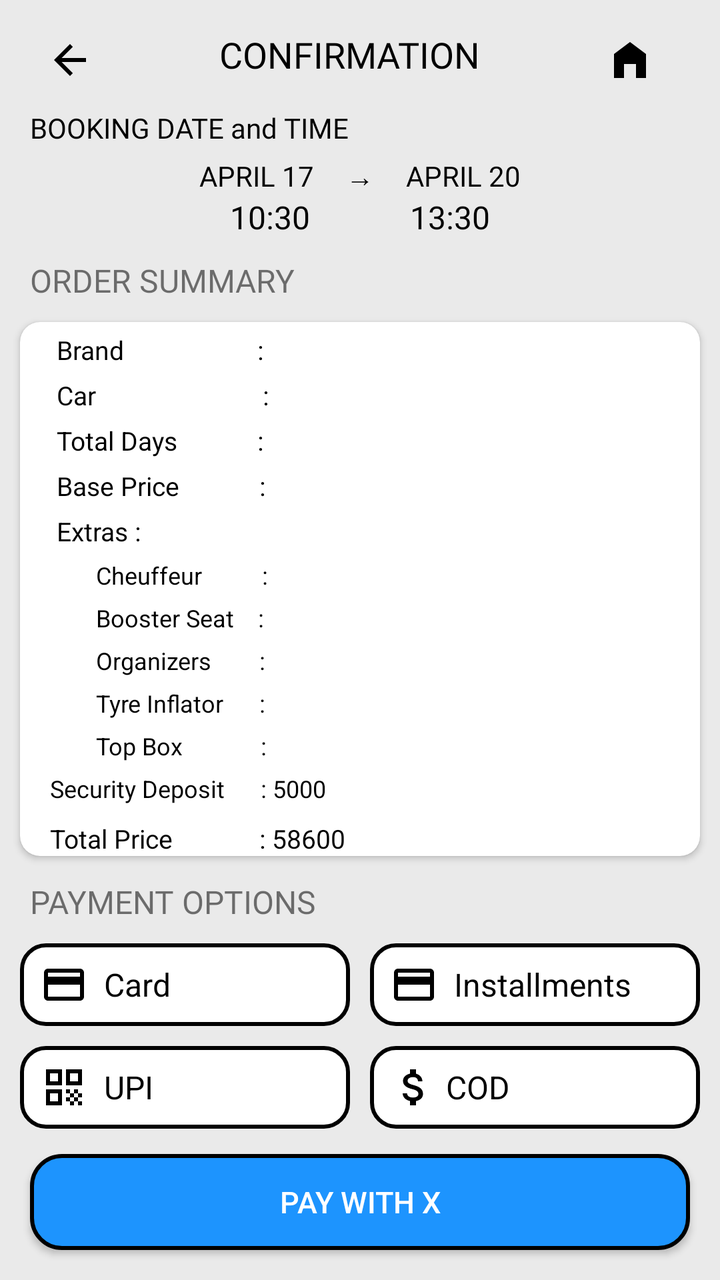
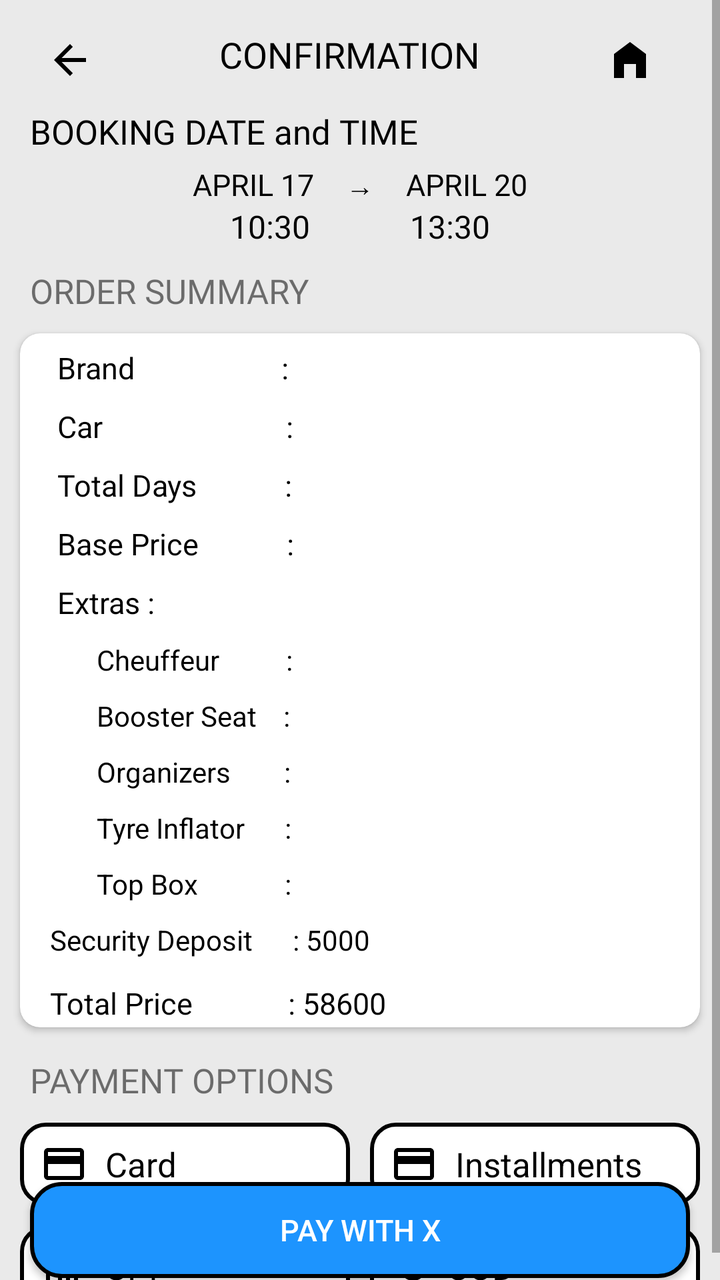

Before-and-after screenshots of an Android layout around one commit, followed by the original layout XML and the change that was made.
<!-- AndroidManifest.xml: application theme Theme.AppCompat.Light.NoActionBar -->
<!-- res/layout/activity_confirmation_page.xml -->
<?xml version="1.0" encoding="utf-8"?>
<ScrollView xmlns:android="http://schemas.android.com/apk/res/android"
    xmlns:app="http://schemas.android.com/apk/res-auto"
    xmlns:tools="http://schemas.android.com/tools"
    android:id="@+id/main"
    android:layout_width="match_parent"
    android:layout_height="match_parent"
    android:fillViewport="true"
    tools:context=".Confirmation_page"
    android:background="@color/grey">

    <androidx.constraintlayout.widget.ConstraintLayout
        android:id="@+id/constraint_main"
        android:layout_width="match_parent"
        android:layout_height="match_parent">

        <androidx.constraintlayout.widget.Guideline
            android:id="@+id/vertical_guideline_middle"
            android:layout_width="wrap_content"
            android:layout_height="wrap_content"
            android:orientation="vertical"
            app:layout_constraintGuide_percent="0.5"
            />

        <ImageButton
            android:id="@+id/imageButton2"
            android:layout_width="50dp"
            android:layout_height="30dp"
            android:layout_marginStart="10dp"
            android:layout_marginTop="15dp"
            android:background="@color/grey"
            android:src="@drawable/baseline_arrow_back_24"
            app:layout_constraintStart_toStartOf="parent"
            app:layout_constraintTop_toTopOf="parent" />

        <TextView
            android:id="@+id/confirmation_header"
            android:layout_width="wrap_content"
            android:layout_height="wrap_content"
            android:layout_marginTop="15dp"
            android:fontFamily="@font/poppinsextrabold"
            android:text="CONFIRMATION"
            android:textColor="#000000"
            android:textSize="18sp"
            app:layout_constraintEnd_toStartOf="@+id/homeButton"
            app:layout_constraintStart_toEndOf="@+id/imageButton2"
            app:layout_constraintTop_toTopOf="parent" />

        <ImageButton
            android:id="@+id/homeButton"
            android:layout_width="50dp"
            android:layout_height="30dp"
            android:layout_marginTop="15dp"
            android:layout_marginEnd="20dp"
            android:background="@color/grey"
            android:src="@drawable/baseline_home_filled_24"
            app:layout_constraintEnd_toEndOf="parent"
            app:layout_constraintTop_toTopOf="parent" />

        <TextView
            android:id="@+id/dateAndTimeHeader"
            android:layout_width="wrap_content"
            android:layout_height="wrap_content"
            android:layout_marginTop="15dp"
            android:layout_marginStart="15dp"
            android:text="BOOKING DATE and TIME"
            android:textColor="@color/black"
            android:textSize="14sp"
            android:fontFamily="@font/poppinsregular"
            app:layout_constraintStart_toStartOf="parent"
            app:layout_constraintTop_toBottomOf="@id/confirmation_header" />

        <LinearLayout
            android:id="@+id/bookingDate"
            android:layout_width="match_parent"
            android:layout_height="wrap_content"
            android:layout_marginTop="5dp"
            android:gravity="center_horizontal"
            android:orientation="horizontal"
            app:layout_constraintEnd_toEndOf="parent"
            app:layout_constraintStart_toStartOf="parent"
            app:layout_constraintTop_toBottomOf="@id/dateAndTimeHeader">

            <TextView
                android:id="@+id/pickingdate"
                android:layout_width="wrap_content"
                android:layout_height="wrap_content"
                android:text="APRIL 17"
                android:textColor="#000000"
                android:textSize="14sp"
                android:fontFamily="@font/poppinsregular"/>

            <TextView
                android:layout_width="wrap_content"
                android:layout_height="wrap_content"
                android:layout_marginHorizontal="16dp"
                android:gravity="center"
                android:text="→"
                android:textColor="#000000"
                android:textSize="14sp" />

            <TextView
                android:id="@+id/returningdate"
                android:layout_width="wrap_content"
                android:layout_height="wrap_content"
                android:text="APRIL 20"
                android:textColor="#000000"
                android:textSize="14sp"
                android:fontFamily="@font/poppinsregular"/>
        </LinearLayout>

        <LinearLayout
            android:id="@+id/bookingTime"
            android:layout_width="match_parent"
            android:layout_height="wrap_content"
            android:gravity="center_horizontal"
            android:orientation="horizontal"
            app:layout_constraintEnd_toEndOf="parent"
            app:layout_constraintStart_toStartOf="parent"
            app:layout_constraintTop_toBottomOf="@id/bookingDate">

            <TextView
                android:layout_width="wrap_content"
                android:layout_height="wrap_content"
                android:layout_marginEnd="10dp"
                android:text="10:30"
                android:textColor="#000000"
                android:textSize="16sp"
                android:fontFamily="@font/poppinsregular"/>

            <TextView
                android:layout_width="wrap_content"
                android:layout_height="wrap_content"
                android:layout_marginStart="40dp"
                android:text="13:30"
                android:textColor="#000000"
                android:textSize="16sp"
                android:fontFamily="@font/poppinsregular"/>
        </LinearLayout>

        <TextView
            android:id="@+id/orderSummary"
            android:layout_width="wrap_content"
            android:layout_height="wrap_content"
            android:layout_marginTop="10dp"
            android:layout_marginStart="15dp"
            android:text="ORDER SUMMARY"
            android:textSize="16sp"
            android:fontFamily="@font/poppinsbold"
            app:layout_constraintStart_toStartOf="parent"
            app:layout_constraintTop_toBottomOf="@+id/bookingTime" />

        <androidx.cardview.widget.CardView
            android:id="@+id/orderSummaryCard"
            android:layout_width="match_parent"
            android:layout_height="wrap_content"
            android:layout_marginTop="10dp"
            android:layout_marginHorizontal="10dp"
            app:cardCornerRadius="10dp"
            app:layout_constraintEnd_toEndOf="parent"
            app:layout_constraintStart_toStartOf="parent"
            app:layout_constraintTop_toBottomOf="@id/orderSummary">

            <androidx.constraintlayout.widget.ConstraintLayout
                android:id="@+id/orderSummaryLayout"
                android:layout_width="match_parent"
                android:layout_height="wrap_content"
                android:layout_marginHorizontal="5dp">

                <TextView
                    android:id="@+id/brand_Name"
                    android:layout_width="match_parent"
                    android:layout_height="wrap_content"
                    android:layout_marginTop="5dp"
                    android:paddingStart="10dp"
                    android:paddingVertical="0dp"
                    android:text=" Brand                    : "
                    android:textSize="13sp"
                    android:textColor="@color/black"
                    app:layout_constraintEnd_toEndOf="parent"
                    app:layout_constraintStart_toStartOf="parent"
                    app:layout_constraintTop_toTopOf="@id/orderSummaryLayout" />

                <TextView
                    android:id="@+id/car_Name"
                    android:layout_width="match_parent"
                    android:layout_height="wrap_content"
                    android:layout_marginTop="5dp"
                    android:paddingStart="10dp"
                    android:paddingVertical="0dp"
                    android:text=" Car                         : "
                    android:textSize="13sp"
                    android:textColor="@color/black"
                    app:layout_constraintEnd_toEndOf="parent"
                    app:layout_constraintStart_toStartOf="parent"
                    app:layout_constraintTop_toBottomOf="@id/brand_Name" />

                <TextView
                    android:id="@+id/total_Days"
                    android:layout_width="match_parent"
                    android:layout_height="wrap_content"
                    android:layout_marginTop="5dp"
                    android:paddingStart="10dp"
                    android:paddingVertical="0dp"
                    android:text=" Total Days            : "
                    android:textSize="13sp"
                    android:textColor="@color/black"
                    app:layout_constraintEnd_toEndOf="parent"
                    app:layout_constraintStart_toStartOf="parent"
                    app:layout_constraintTop_toBottomOf="@id/car_Name" />

                <TextView
                    android:id="@+id/base_Price"
                    android:layout_width="match_parent"
                    android:layout_height="wrap_content"
                    android:layout_marginTop="5dp"
                    android:paddingStart="10dp"
                    android:paddingVertical="0dp"
                    android:text=" Base Price            : "
                    android:textSize="13sp"
                    android:textColor="@color/black"
                    app:layout_constraintEnd_toEndOf="parent"
                    app:layout_constraintStart_toStartOf="parent"
                    app:layout_constraintTop_toBottomOf="@id/total_Days" />

                <TextView
                    android:id="@+id/extras_text"
                    android:layout_width="match_parent"
                    android:layout_height="wrap_content"
                    android:layout_marginTop="5dp"
                    android:paddingStart="10dp"
                    android:paddingVertical="0dp"
                    android:text=" Extras : "
                    android:textSize="13sp"
                    android:textColor="@color/black"
                    app:layout_constraintEnd_toEndOf="parent"
                    app:layout_constraintStart_toStartOf="parent"
                    app:layout_constraintTop_toBottomOf="@id/base_Price" />

                <TextView
                    android:id="@+id/chauffeur"
                    android:layout_width="match_parent"
                    android:layout_height="wrap_content"
                    android:layout_marginTop="5dp"
                    android:paddingStart="30dp"
                    android:paddingVertical="0dp"
                    android:text=" Cheuffeur          : "
                    android:textSize="12sp"
                    android:textColor="@color/black"
                    app:layout_constraintEnd_toEndOf="parent"
                    app:layout_constraintStart_toStartOf="parent"
                    app:layout_constraintTop_toBottomOf="@id/extras_text" />

                <TextView
                    android:id="@+id/boosterSeat"
                    android:layout_width="match_parent"
                    android:layout_height="wrap_content"
                    android:layout_marginTop="5dp"
                    android:paddingStart="30dp"
                    android:paddingVertical="0dp"
                    android:text=" Booster Seat    : "
                    android:textSize="12sp"
                    android:textColor="@color/black"
                    app:layout_constraintEnd_toEndOf="parent"
                    app:layout_constraintStart_toStartOf="parent"
                    app:layout_constraintTop_toBottomOf="@id/chauffeur" />

                <TextView
                    android:id="@+id/luggageRack"
                    android:layout_width="match_parent"
                    android:layout_height="wrap_content"
                    android:layout_marginTop="5dp"
                    android:paddingStart="30dp"
                    android:paddingVertical="0dp"
                    android:text=" Organizers        : "
                    android:textSize="12sp"
                    android:textColor="@color/black"
                    app:layout_constraintEnd_toEndOf="parent"
                    app:layout_constraintStart_toStartOf="parent"
                    app:layout_constraintTop_toBottomOf="@id/boosterSeat" />

                <TextView
                    android:id="@+id/tyreInflator"
                    android:layout_width="match_parent"
                    android:layout_height="wrap_content"
                    android:layout_marginTop="5dp"
                    android:paddingStart="30dp"
                    android:paddingVertical="0dp"
                    android:text=" Tyre Inflator      : "
                    android:textSize="12sp"
                    android:textColor="@color/black"
                    app:layout_constraintEnd_toEndOf="parent"
                    app:layout_constraintStart_toStartOf="parent"
                    app:layout_constraintTop_toBottomOf="@id/luggageRack" />

                <TextView
                    android:id="@+id/topBox"
                    android:layout_width="match_parent"
                    android:layout_height="wrap_content"
                    android:layout_marginTop="5dp"
                    android:paddingStart="30dp"
                    android:paddingVertical="0dp"
                    android:text=" Top Box             : "
                    android:textSize="12sp"
                    android:textColor="@color/black"
                    app:layout_constraintEnd_toEndOf="parent"
                    app:layout_constraintStart_toStartOf="parent"
                    app:layout_constraintTop_toBottomOf="@id/tyreInflator" />

                <TextView
                    android:id="@+id/securityDeposit"
                    android:layout_width="match_parent"
                    android:layout_height="wrap_content"
                    android:layout_marginTop="5dp"
                    android:paddingStart="10dp"
                    android:paddingVertical="0dp"
                    android:text="Security Deposit      : 5000"
                    android:textSize="12sp"
                    android:textColor="@color/black"
                    app:layout_constraintEnd_toEndOf="parent"
                    app:layout_constraintStart_toStartOf="parent"
                    app:layout_constraintTop_toBottomOf="@id/topBox" />

                <TextView
                    android:id="@+id/total_Price"
                    android:layout_width="match_parent"
                    android:layout_height="wrap_content"
                    android:layout_marginTop="8dp"
                    android:paddingStart="10dp"
                    android:paddingVertical="0dp"
                    android:text="Total Price             : 58600"
                    android:textSize="13sp"
                    android:textColor="@color/black"
                    app:layout_constraintEnd_toEndOf="parent"
                    app:layout_constraintStart_toStartOf="parent"
                    app:layout_constraintTop_toBottomOf="@id/securityDeposit" />

            </androidx.constraintlayout.widget.ConstraintLayout>

        </androidx.cardview.widget.CardView>

        <TextView
            android:id="@+id/paymentHeaders"
            android:layout_width="wrap_content"
            android:layout_height="wrap_content"
            android:layout_marginTop="12dp"
            android:layout_marginStart="15dp"
            android:text="PAYMENT OPTIONS"
            android:fontFamily="@font/poppinsbold"
            android:textSize="16sp"
            app:layout_constraintStart_toStartOf="parent"
            app:layout_constraintTop_toBottomOf="@+id/orderSummaryCard" />

        <TextView
            android:id="@+id/Card"
            android:layout_width="0dp"
            android:layout_height="0dp"
            android:layout_marginTop="10dp"
            android:layout_marginStart="10dp"
            android:layout_marginEnd="5dp"
            android:paddingStart="10dp"
            android:drawableStart="@drawable/baseline_credit_card_24"
            android:text="  Card"
            android:textColor="#000000"
            android:textSize="16sp"
            android:background="@drawable/radio_button_default"
            android:gravity="center_vertical"
            app:layout_constraintDimensionRatio="4:1"
            app:layout_constraintEnd_toStartOf="@id/vertical_guideline_middle"
            app:layout_constraintStart_toStartOf="parent"
            app:layout_constraintTop_toBottomOf="@id/paymentHeaders" />

        <TextView
            android:id="@+id/installments"
            android:layout_width="0dp"
            android:layout_height="0dp"
            android:layout_marginTop="10dp"
            android:layout_marginStart="5dp"
            android:layout_marginEnd="10dp"
            android:paddingStart="10dp"
            android:drawableStart="@drawable/baseline_credit_card_24"
            android:text="  Installments"
            android:textColor="#000000"
            android:textSize="16sp"
            android:background="@drawable/radio_button_default"
            android:gravity="center_vertical"
            app:layout_constraintDimensionRatio="4:1"
            app:layout_constraintEnd_toEndOf="parent"
            app:layout_constraintStart_toEndOf="@id/vertical_guideline_middle"
            app:layout_constraintTop_toBottomOf="@id/paymentHeaders" />

        <TextView
            android:id="@+id/upi"
            android:layout_width="0dp"
            android:layout_height="0dp"
            android:layout_marginTop="10dp"
            android:layout_marginStart="10dp"
            android:layout_marginEnd="5dp"
            android:paddingStart="10dp"
            android:drawableStart="@drawable/baseline_qr_code_24"
            android:text="  UPI"
            android:textColor="#000000"
            android:textSize="16sp"
            android:background="@drawable/radio_button_default"
            android:gravity="center_vertical"
            app:layout_constraintDimensionRatio="4:1"
            app:layout_constraintEnd_toStartOf="@id/vertical_guideline_middle"
            app:layout_constraintStart_toStartOf="parent"
            app:layout_constraintTop_toBottomOf="@id/Card" />

        <TextView
            android:id="@+id/cod"
            android:layout_width="0dp"
            android:layout_height="0dp"
            android:layout_marginTop="10dp"
            android:layout_marginStart="5dp"
            android:layout_marginEnd="10dp"
            android:paddingStart="10dp"
            android:drawableStart="@drawable/baseline_attach_money_24"
            android:text=" COD"
            android:textColor="#000000"
            android:textSize="16sp"
            android:background="@drawable/radio_button_default"
            android:gravity="center_vertical"
            app:layout_constraintDimensionRatio="4:1"
            app:layout_constraintEnd_toEndOf="parent"
            app:layout_constraintStart_toEndOf="@id/vertical_guideline_middle"
            app:layout_constraintTop_toBottomOf="@id/installments" />

        <Button
            android:id="@+id/paymentButton"
            android:layout_width="match_parent"
            android:layout_height="wrap_content"
            android:layout_marginHorizontal="15dp"
            android:layout_marginBottom="15dp"
            android:text="Pay with X"
            android:textColor="@color/white"
            android:textSize="15sp"
            android:background="@drawable/brands_btn_bg"
            app:layout_constraintBottom_toBottomOf="@id/constraint_main"
            app:layout_constraintEnd_toEndOf="@id/constraint_main"
            app:layout_constraintStart_toStartOf="@id/constraint_main" />

    </androidx.constraintlayout.widget.ConstraintLayout>
</ScrollView>
<!-- resources referenced by this layout -->
<resources>
  <color name="black">#FF000000</color>
  <color name="grey">#EAEAEA</color>
  <color name="white">#FFFFFFFF</color>
  <!-- drawable baseline_arrow_back_24 (drawable) -->
  <vector xmlns:android="http://schemas.android.com/apk/res/android" android:autoMirrored="true" android:height="24dp" android:tint="#000000" android:viewportHeight="24" android:viewportWidth="24" android:width="24dp">
        
      <path android:fillColor="@android:color/white" android:pathData="M20,11H7.83l5.59,-5.59L12,4l-8,8 8,8 1.41,-1.41L7.83,13H20v-2z"/>
      
  </vector>
  <!-- drawable baseline_attach_money_24 (drawable) -->
  <vector xmlns:android="http://schemas.android.com/apk/res/android" android:height="24dp" android:tint="#000000" android:viewportHeight="24" android:viewportWidth="24" android:width="24dp">
        
      <path android:fillColor="@android:color/white" android:pathData="M11.8,10.9c-2.27,-0.59 -3,-1.2 -3,-2.15 0,-1.09 1.01,-1.85 2.7,-1.85 1.78,0 2.44,0.85 2.5,2.1h2.21c-0.07,-1.72 -1.12,-3.3 -3.21,-3.81V3h-3v2.16c-1.94,0.42 -3.5,1.68 -3.5,3.61 0,2.31 1.91,3.46 4.7,4.13 2.5,0.6 3,1.48 3,2.41 0,0.69 -0.49,1.79 -2.7,1.79 -2.06,0 -2.87,-0.92 -2.98,-2.1h-2.2c0.12,2.19 1.76,3.42 3.68,3.83V21h3v-2.15c1.95,-0.37 3.5,-1.5 3.5,-3.55 0,-2.84 -2.43,-3.81 -4.7,-4.4z"/>
      
  </vector>
  <!-- drawable baseline_credit_card_24 (drawable) -->
  <vector xmlns:android="http://schemas.android.com/apk/res/android" android:height="24dp" android:tint="#000000" android:viewportHeight="24" android:viewportWidth="24" android:width="24dp">
        
      <path android:fillColor="@android:color/white" android:pathData="M20,4L4,4c-1.11,0 -1.99,0.89 -1.99,2L2,18c0,1.11 0.89,2 2,2h16c1.11,0 2,-0.89 2,-2L22,6c0,-1.11 -0.89,-2 -2,-2zM20,18L4,18v-6h16v6zM20,8L4,8L4,6h16v2z"/>
      
  </vector>
  <!-- drawable baseline_home_filled_24 (drawable) -->
  <vector xmlns:android="http://schemas.android.com/apk/res/android" android:height="24dp" android:tint="#000000" android:viewportHeight="24" android:viewportWidth="24" android:width="24dp">
        
      <path android:fillColor="@android:color/white" android:pathData="M12,3L4,9v12h5v-7h6v7h5V9z"/>
      
  </vector>
  <!-- drawable brands_btn_bg (drawable) -->
  <?xml version="1.0" encoding="utf-8"?>
  <shape xmlns:android="http://schemas.android.com/apk/res/android">
      <solid android:color="@color/blue" />
      <stroke
          android:width="2dp"
          android:color="@color/black" />
      <corners android:radius="15dp" />
  
  </shape>
  <!-- drawable radio_button_default (drawable) -->
  <?xml version="1.0" encoding="utf-8"?>
  <shape xmlns:android="http://schemas.android.com/apk/res/android">
      <solid android:color="@color/white"/>
      <stroke
          android:width="2dp"
          android:color="@android:color/black" /> 
      <corners android:radius="12dp" /> 
  
  </shape>
  <color name="blue">#1D94FE</color>
  <!-- unchanged entries left out for length: 1 -->
</resources>

<!-- the commit's change to res/layout/activity_confirmation_page.xml (unified diff, before → after) -->
@@ -65,7 +65,7 @@
             android:layout_marginStart="15dp"
             android:text="BOOKING DATE and TIME"
             android:textColor="@color/black"
-            android:textSize="14sp"
+            android:textSize="17sp"
             android:fontFamily="@font/poppinsregular"
             app:layout_constraintStart_toStartOf="parent"
             app:layout_constraintTop_toBottomOf="@id/confirmation_header" />
@@ -87,7 +87,7 @@
                 android:layout_height="wrap_content"
                 android:text="APRIL 17"
                 android:textColor="#000000"
-                android:textSize="14sp"
+                android:textSize="15sp"
                 android:fontFamily="@font/poppinsregular"/>
 
             <TextView
@@ -105,7 +105,7 @@
                 android:layout_height="wrap_content"
                 android:text="APRIL 20"
                 android:textColor="#000000"
-                android:textSize="14sp"
+                android:textSize="15sp"
                 android:fontFamily="@font/poppinsregular"/>
         </LinearLayout>
 
@@ -145,7 +145,7 @@
             android:layout_marginTop="10dp"
             android:layout_marginStart="15dp"
             android:text="ORDER SUMMARY"
-            android:textSize="16sp"
+            android:textSize="17sp"
             android:fontFamily="@font/poppinsbold"
             app:layout_constraintStart_toStartOf="parent"
             app:layout_constraintTop_toBottomOf="@+id/bookingTime" />
@@ -173,9 +173,9 @@
                     android:layout_height="wrap_content"
                     android:layout_marginTop="5dp"
                     android:paddingStart="10dp"
-                    android:paddingVertical="0dp"
+                    android:paddingVertical="2dp"
                     android:text=" Brand                    : "
-                    android:textSize="13sp"
+                    android:textSize="15sp"
                     android:textColor="@color/black"
                     app:layout_constraintEnd_toEndOf="parent"
                     app:layout_constraintStart_toStartOf="parent"
@@ -187,9 +187,9 @@
                     android:layout_height="wrap_content"
                     android:layout_marginTop="5dp"
                     android:paddingStart="10dp"
-                    android:paddingVertical="0dp"
+                    android:paddingVertical="2dp"
                     android:text=" Car                         : "
-                    android:textSize="13sp"
+                    android:textSize="15sp"
                     android:textColor="@color/black"
                     app:layout_constraintEnd_toEndOf="parent"
                     app:layout_constraintStart_toStartOf="parent"
@@ -201,9 +201,9 @@
                     android:layout_height="wrap_content"
                     android:layout_marginTop="5dp"
                     android:paddingStart="10dp"
-                    android:paddingVertical="0dp"
+                    android:paddingVertical="2dp"
                     android:text=" Total Days            : "
-                    android:textSize="13sp"
+                    android:textSize="15sp"
                     android:textColor="@color/black"
                     app:layout_constraintEnd_toEndOf="parent"
                     app:layout_constraintStart_toStartOf="parent"
@@ -215,9 +215,9 @@
                     android:layout_height="wrap_content"
                     android:layout_marginTop="5dp"
                     android:paddingStart="10dp"
-                    android:paddingVertical="0dp"
+                    android:paddingVertical="2dp"
                     android:text=" Base Price            : "
-                    android:textSize="13sp"
+                    android:textSize="15sp"
                     android:textColor="@color/black"
                     app:layout_constraintEnd_toEndOf="parent"
                     app:layout_constraintStart_toStartOf="parent"
@@ -229,9 +229,9 @@
                     android:layout_height="wrap_content"
                     android:layout_marginTop="5dp"
                     android:paddingStart="10dp"
-                    android:paddingVertical="0dp"
+                    android:paddingVertical="2dp"
                     android:text=" Extras : "
-                    android:textSize="13sp"
+                    android:textSize="15sp"
                     android:textColor="@color/black"
                     app:layout_constraintEnd_toEndOf="parent"
                     app:layout_constraintStart_toStartOf="parent"
@@ -243,9 +243,9 @@
                     android:layout_height="wrap_content"
                     android:layout_marginTop="5dp"
                     android:paddingStart="30dp"
-                    android:paddingVertical="0dp"
+                    android:paddingVertical="2dp"
                     android:text=" Cheuffeur          : "
-                    android:textSize="12sp"
+                    android:textSize="14sp"
                     android:textColor="@color/black"
                     app:layout_constraintEnd_toEndOf="parent"
                     app:layout_constraintStart_toStartOf="parent"
@@ -257,9 +257,9 @@
                     android:layout_height="wrap_content"
                     android:layout_marginTop="5dp"
                     android:paddingStart="30dp"
-                    android:paddingVertical="0dp"
+                    android:paddingVertical="2dp"
                     android:text=" Booster Seat    : "
-                    android:textSize="12sp"
+                    android:textSize="14sp"
                     android:textColor="@color/black"
                     app:layout_constraintEnd_toEndOf="parent"
                     app:layout_constraintStart_toStartOf="parent"
@@ -271,9 +271,9 @@
                     android:layout_height="wrap_content"
                     android:layout_marginTop="5dp"
                     android:paddingStart="30dp"
-                    android:paddingVertical="0dp"
+                    android:paddingVertical="2dp"
                     android:text=" Organizers        : "
-                    android:textSize="12sp"
+                    android:textSize="14sp"
                     android:textColor="@color/black"
                     app:layout_constraintEnd_toEndOf="parent"
                     app:layout_constraintStart_toStartOf="parent"
@@ -285,9 +285,9 @@
                     android:layout_height="wrap_content"
                     android:layout_marginTop="5dp"
                     android:paddingStart="30dp"
-                    android:paddingVertical="0dp"
+                    android:paddingVertical="2dp"
                     android:text=" Tyre Inflator      : "
-                    android:textSize="12sp"
+                    android:textSize="14sp"
                     android:textColor="@color/black"
                     app:layout_constraintEnd_toEndOf="parent"
                     app:layout_constraintStart_toStartOf="parent"
@@ -299,9 +299,9 @@
                     android:layout_height="wrap_content"
                     android:layout_marginTop="5dp"
                     android:paddingStart="30dp"
-                    android:paddingVertical="0dp"
+                    android:paddingVertical="2dp"
                     android:text=" Top Box             : "
-                    android:textSize="12sp"
+                    android:textSize="14sp"
                     android:textColor="@color/black"
                     app:layout_constraintEnd_toEndOf="parent"
                     app:layout_constraintStart_toStartOf="parent"
@@ -313,9 +313,9 @@
                     android:layout_height="wrap_content"
                     android:layout_marginTop="5dp"
                     android:paddingStart="10dp"
-                    android:paddingVertical="0dp"
+                    android:paddingVertical="2dp"
                     android:text="Security Deposit      : 5000"
-                    android:textSize="12sp"
+                    android:textSize="14sp"
                     android:textColor="@color/black"
                     app:layout_constraintEnd_toEndOf="parent"
                     app:layout_constraintStart_toStartOf="parent"
@@ -327,9 +327,9 @@
                     android:layout_height="wrap_content"
                     android:layout_marginTop="8dp"
                     android:paddingStart="10dp"
-                    android:paddingVertical="0dp"
+                    android:paddingVertical="2dp"
                     android:text="Total Price             : 58600"
-                    android:textSize="13sp"
+                    android:textSize="15sp"
                     android:textColor="@color/black"
                     app:layout_constraintEnd_toEndOf="parent"
                     app:layout_constraintStart_toStartOf="parent"
@@ -343,11 +343,11 @@
             android:id="@+id/paymentHeaders"
             android:layout_width="wrap_content"
             android:layout_height="wrap_content"
-            android:layout_marginTop="12dp"
+            android:layout_marginTop="15dp"
             android:layout_marginStart="15dp"
             android:text="PAYMENT OPTIONS"
             android:fontFamily="@font/poppinsbold"
-            android:textSize="16sp"
+            android:textSize="17sp"
             app:layout_constraintStart_toStartOf="parent"
             app:layout_constraintTop_toBottomOf="@+id/orderSummaryCard" />
 
@@ -362,7 +362,7 @@
             android:drawableStart="@drawable/baseline_credit_card_24"
             android:text="  Card"
             android:textColor="#000000"
-            android:textSize="16sp"
+            android:textSize="17sp"
             android:background="@drawable/radio_button_default"
             android:gravity="center_vertical"
             app:layout_constraintDimensionRatio="4:1"
@@ -381,7 +381,7 @@
             android:drawableStart="@drawable/baseline_credit_card_24"
             android:text="  Installments"
             android:textColor="#000000"
-            android:textSize="16sp"
+            android:textSize="17sp"
             android:background="@drawable/radio_button_default"
             android:gravity="center_vertical"
             app:layout_constraintDimensionRatio="4:1"
@@ -400,7 +400,7 @@
             android:drawableStart="@drawable/baseline_qr_code_24"
             android:text="  UPI"
             android:textColor="#000000"
-            android:textSize="16sp"
+            android:textSize="17sp"
             android:background="@drawable/radio_button_default"
             android:gravity="center_vertical"
             app:layout_constraintDimensionRatio="4:1"
@@ -419,7 +419,7 @@
             android:drawableStart="@drawable/baseline_attach_money_24"
             android:text=" COD"
             android:textColor="#000000"
-            android:textSize="16sp"
+            android:textSize="17sp"
             android:background="@drawable/radio_button_default"
             android:gravity="center_vertical"
             app:layout_constraintDimensionRatio="4:1"
